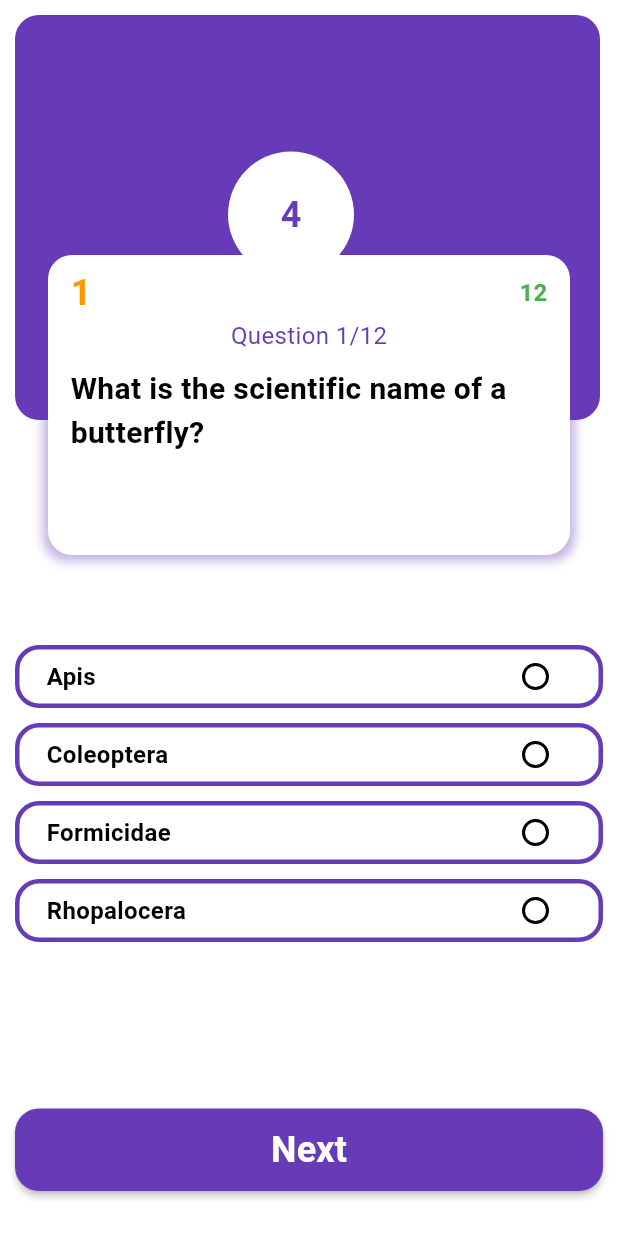
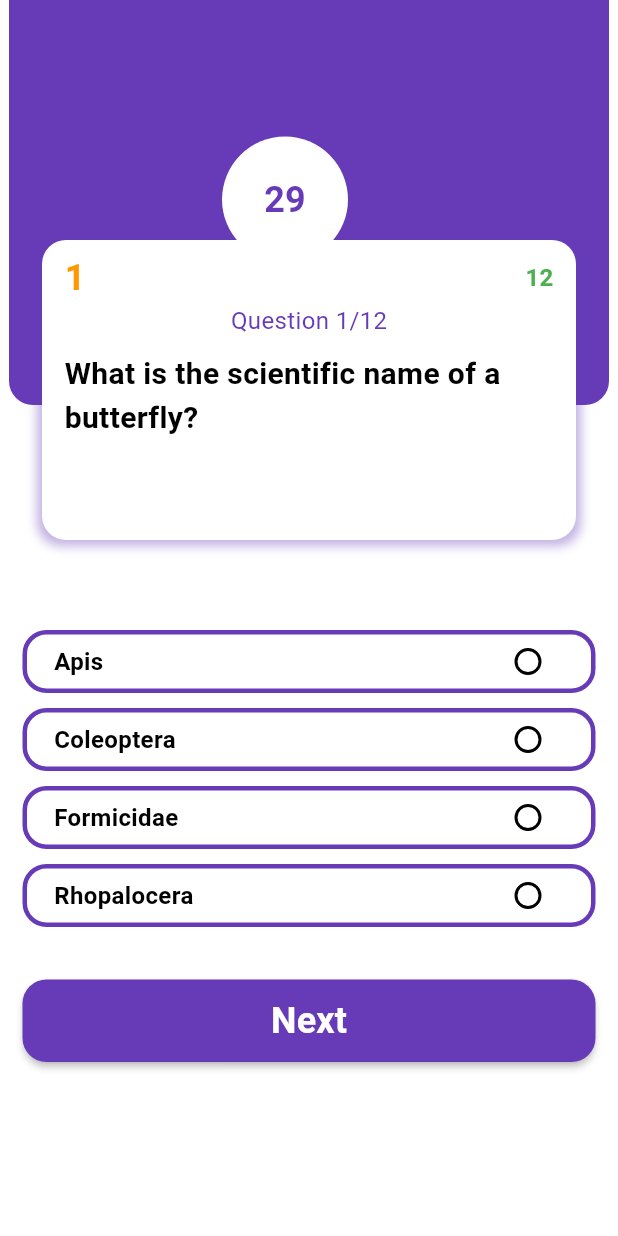
Before and after one commit to AhmedEmamMM/QuizApp, a Flutter app: the QuizPage screen opened directly, on a phone screen of 412 x 824 dp. Run offline on Flutter 3.47's test engine with Material 3 defaults, Android fonts, the phone set to English and light mode, and no system bars; our stand-ins replace bloc, flutter_bloc, flutter_screenutil.

Commit message:
Timer Set and timer or button name after choose answer or reveal the correct answer when the time out while didnt choose an answer and set timer in button name

```diff
--- a/lib/features/quiz_page/ui/quiz_page.dart
+++ b/lib/features/quiz_page/ui/quiz_page.dart
@@ -7,6 +7,9 @@ import 'package:quizz_app/core/widgets/my_buttons.dart';
 import 'package:quizz_app/features/quiz_page/ui/widgets/options.dart';
 import 'package:quizz_app/features/result_page/ui/result_page.dart';
 import '../logic/quiz_cubit.dart';
+import 'widgets/circle_timer.dart';
+import 'widgets/question_cart_info.dart';
+import 'widgets/top_purple_back_ground.dart';
 
 class QuizPage extends StatefulWidget {
   const QuizPage({super.key});
@@ -21,7 +24,7 @@ class _QuizPageState extends State<QuizPage> {
   Timer? timerOf2Sec;
   int? selectedIndex;
   int questionNumber = 0;
-  int timerSeconds = 5;
+  int timerSeconds = 30;
   int result = 0;
   int twoSecondTimer = 2;
 
@@ -60,7 +63,7 @@ class _QuizPageState extends State<QuizPage> {
     if (questionNumber < allQuestions.length - 1) {
       setState(() {
         questionNumber++;
-        timerSeconds = 5;
+        timerSeconds = 30;
         twoSecondTimer = 2;
         selectedIndex = null;
       });
@@ -123,109 +126,27 @@ class _QuizPageState extends State<QuizPage> {
           allQuestions = state.allQuestions;
           return SafeArea(
             child: Scaffold(
-              body: Padding(
-                padding: const EdgeInsets.only(left: 10.0, right: 10, top: 10),
-                child: Column(
+              body: Column(
                 children: [
                   SizedBox(
                     height: 420,
                     width: 400,
                     child: Stack(
                       children: [
-                          Container(
-                            height: 270,
-                            width: 390,
-                            decoration: const BoxDecoration(
-                                color: Colors.deepPurple,
-                                borderRadius: BorderRadius.all(
-                                  Radius.circular(16),
-                                )),
-                          ),
-                          Positioned(
-                            bottom: 60,
-                            left: 22,
-                            right: 22,
-                            child: Container(
-                              height: 200,
-                              width: 350,
-                              decoration: BoxDecoration(
-                                color: Colors.white,
-                                borderRadius:
-                                    const BorderRadius.all(Radius.circular(16)),
-                                boxShadow: [
-                                  BoxShadow(
-                                      offset: const Offset(0, 1),
-                                      blurRadius: 5,
-                                      spreadRadius: 3,
-                                      color: Colors.deepPurple.withOpacity(.4)),
-                                ],
-                              ),
-                              child: Column(
-                                children: [
-                                  Padding(
-                                    padding: const EdgeInsets.only(
-                                        left: 15.0, right: 15, top: 8),
-                                    child: Row(
-                                      mainAxisAlignment:
-                                          MainAxisAlignment.spaceBetween,
-                                      children: [
-                                        Text((questionNumber + 1).toString(),
-                                            style: const TextStyle(
-                                                color: Colors.orange,
-                                                fontSize: 24,
-                                                fontWeight: FontWeight.bold)),
-                                        Text(allQuestions.length.toString(),
-                                            style: const TextStyle(
-                                                color: Colors.green,
-                                                fontSize: 16,
-                                                fontWeight: FontWeight.bold)),
+                        const TopPurpleBackGround(),
+                        QuestionCardInfo(
+                            questionNO: questionNumber,
+                            noOfQuestions: allQuestions.length,
+                            isEmpty: allQuestions.isEmpty,
+                            question: allQuestions[questionNumber].question),
+                        CircleTimer(timerSeconds: timerSeconds),
                       ],
                     ),
                   ),
-                                  Text(
-                                      "Question ${questionNumber + 1}/${allQuestions.length}",
-                                      style: const TextStyle(
-                                          color: Colors.deepPurple,
-                                          fontSize: 16)),
                   Padding(
-                                    padding: const EdgeInsets.symmetric(
-                                        horizontal: 15.0, vertical: 10),
-                                    child: allQuestions.isEmpty
-                                        ? const Text('No Questions')
-                                        : Text(
-                                            allQuestions[questionNumber]
-                                                .question,
-                                            style: const TextStyle(
-                                                fontSize: 20,
-                                                fontWeight: FontWeight.bold)),
-                                  ),
-                                ],
-                              ),
-                            ),
-                          ),
-                          Positioned(
-                            bottom: 245.h,
-                            left: 142.w,
-                            child: Center(
-                              child: CircleAvatar(
-                                radius: 42.r,
-                                backgroundColor: Colors.white,
-                                child: Text(
-                                  timerSeconds.toString(),
-                                  style: const TextStyle(
-                                    color: Colors.deepPurple,
-                                    fontSize: 24,
-                                    fontWeight: FontWeight.bold,
-                                  ),
-                                ),
-                              ),
-                            ),
-                          ),
-                        ],
-                      ),
-                    ),
-                    Expanded(
+                    padding: const EdgeInsets.symmetric(horizontal: 15.0),
                     child: ListView.builder(
+                      shrinkWrap: true,
                       itemCount: allQuestions.isEmpty
                           ? 1
                           : allQuestions[questionNumber].answers.length,
@@ -246,7 +167,10 @@ class _QuizPageState extends State<QuizPage> {
                       ),
                     ),
                   ),
-                    MyButton(
+                  25.verticalSpace,
+                  Padding(
+                    padding: const EdgeInsets.symmetric(horizontal: 15.0),
+                    child: MyButton(
                       backGroudcolor: Colors.deepPurple,
                       text: (selectedIndex == null)
                           ? textOfBTN()
@@ -262,9 +186,9 @@ class _QuizPageState extends State<QuizPage> {
                             }
                           : () {},
                     ),
+                  ),
                   30.verticalSpace,
                 ],
-                ),
               ),
             ),
           );
--- /dev/null
+++ b/lib/features/quiz_page/ui/widgets/answers_list_view_builder.dart
@@ -0,0 +1,39 @@
+import 'package:flutter/material.dart';
+
+import 'options.dart';
+
+class AnswersListViewBuilder extends StatelessWidget {
+  final int noOfAnswers;
+  final int? selectedIndex;
+  final void Function()? onTap;
+  final bool isEmpty;
+  final String answers;
+  final int correctIndex;
+  const AnswersListViewBuilder({
+    super.key,
+    required this.noOfAnswers,
+    required this.selectedIndex,
+    required this.onTap,
+    required this.isEmpty,
+    required this.answers,
+    required this.correctIndex,
+  });
+
+  @override
+  Widget build(BuildContext context) {
+    return ListView.builder(
+      shrinkWrap: true,
+      itemCount: noOfAnswers,
+      itemBuilder: (context, index) => GestureDetector(
+        onTap: selectedIndex == null ? onTap : null,
+        child: Options(
+          option: isEmpty ? 'No Answer to show' : answers,
+          correctIndex: correctIndex,
+          choosedAnswerIndex: selectedIndex,
+          currentIndex: index,
+          isSelected: selectedIndex == index,
+        ),
+      ),
+    );
+  }
+}
--- /dev/null
+++ b/lib/features/quiz_page/ui/widgets/circle_timer.dart
@@ -0,0 +1,29 @@
+import 'package:flutter/material.dart';
+import 'package:flutter_screenutil/flutter_screenutil.dart';
+
+class CircleTimer extends StatelessWidget {
+  final int timerSeconds;
+  const CircleTimer({super.key, required this.timerSeconds});
+
+  @override
+  Widget build(BuildContext context) {
+    return Positioned(
+      bottom: 245.h,
+      left: 142.w,
+      child: Center(
+        child: CircleAvatar(
+          radius: 42.r,
+          backgroundColor: Colors.white,
+          child: Text(
+            timerSeconds.toString(),
+            style: const TextStyle(
+              color: Colors.deepPurple,
+              fontSize: 24,
+              fontWeight: FontWeight.bold,
+            ),
+          ),
+        ),
+      ),
+    );
+  }
+}
--- /dev/null
+++ b/lib/features/quiz_page/ui/widgets/question_cart_info.dart
@@ -0,0 +1,72 @@
+import 'package:flutter/material.dart';
+
+class QuestionCardInfo extends StatelessWidget {
+  final int questionNO;
+  final int noOfQuestions;
+  final bool isEmpty;
+  final String question;
+  const QuestionCardInfo({
+    super.key,
+    required this.questionNO,
+    required this.noOfQuestions,
+    required this.isEmpty,
+    required this.question,
+  });
+
+  @override
+  Widget build(BuildContext context) {
+    return Positioned(
+      bottom: 60,
+      left: 22,
+      right: 22,
+      child: Container(
+        height: 200,
+        width: 350,
+        decoration: BoxDecoration(
+          color: Colors.white,
+          borderRadius: const BorderRadius.all(Radius.circular(16)),
+          boxShadow: [
+            BoxShadow(
+                offset: const Offset(0, 1),
+                blurRadius: 5,
+                spreadRadius: 3,
+                color: Colors.deepPurple.withOpacity(.4)),
+          ],
+        ),
+        child: Column(
+          children: [
+            Padding(
+              padding: const EdgeInsets.only(left: 15.0, right: 15, top: 8),
+              child: Row(
+                mainAxisAlignment: MainAxisAlignment.spaceBetween,
+                children: [
+                  Text((questionNO + 1).toString(),
+                      style: const TextStyle(
+                          color: Colors.orange,
+                          fontSize: 24,
+                          fontWeight: FontWeight.bold)),
+                  Text(noOfQuestions.toString(),
+                      style: const TextStyle(
+                          color: Colors.green,
+                          fontSize: 16,
+                          fontWeight: FontWeight.bold)),
+                ],
+              ),
+            ),
+            Text("Question ${questionNO + 1}/$noOfQuestions",
+                style: const TextStyle(color: Colors.deepPurple, fontSize: 16)),
+            Padding(
+              padding:
+                  const EdgeInsets.symmetric(horizontal: 15.0, vertical: 10),
+              child: isEmpty
+                  ? const Text('No Questions')
+                  : Text(question,
+                      style: const TextStyle(
+                          fontSize: 20, fontWeight: FontWeight.bold)),
+            ),
+          ],
+        ),
+      ),
+    );
+  }
+}
--- /dev/null
+++ b/lib/features/quiz_page/ui/widgets/top_purple_back_ground.dart
@@ -0,0 +1,21 @@
+import 'package:flutter/material.dart';
+
+class TopPurpleBackGround extends StatelessWidget {
+  const TopPurpleBackGround({
+    super.key,
+  });
+
+  @override
+  Widget build(BuildContext context) {
+    return Container(
+      height: 270,
+      width: double.infinity,
+      decoration: const BoxDecoration(
+          color: Colors.deepPurple,
+          borderRadius: BorderRadius.only(
+            bottomLeft: Radius.circular(16),
+            bottomRight: Radius.circular(16),
+          )),
+    );
+  }
+}
```
Lines whose indentation alone changed are shown as unchanged.
